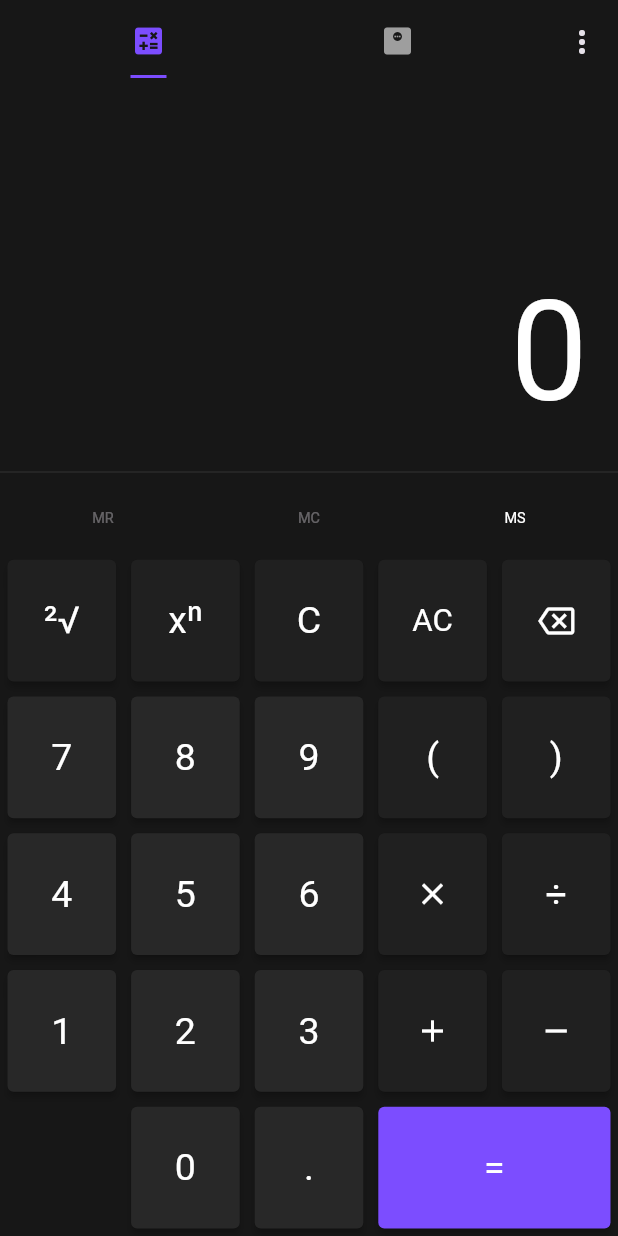
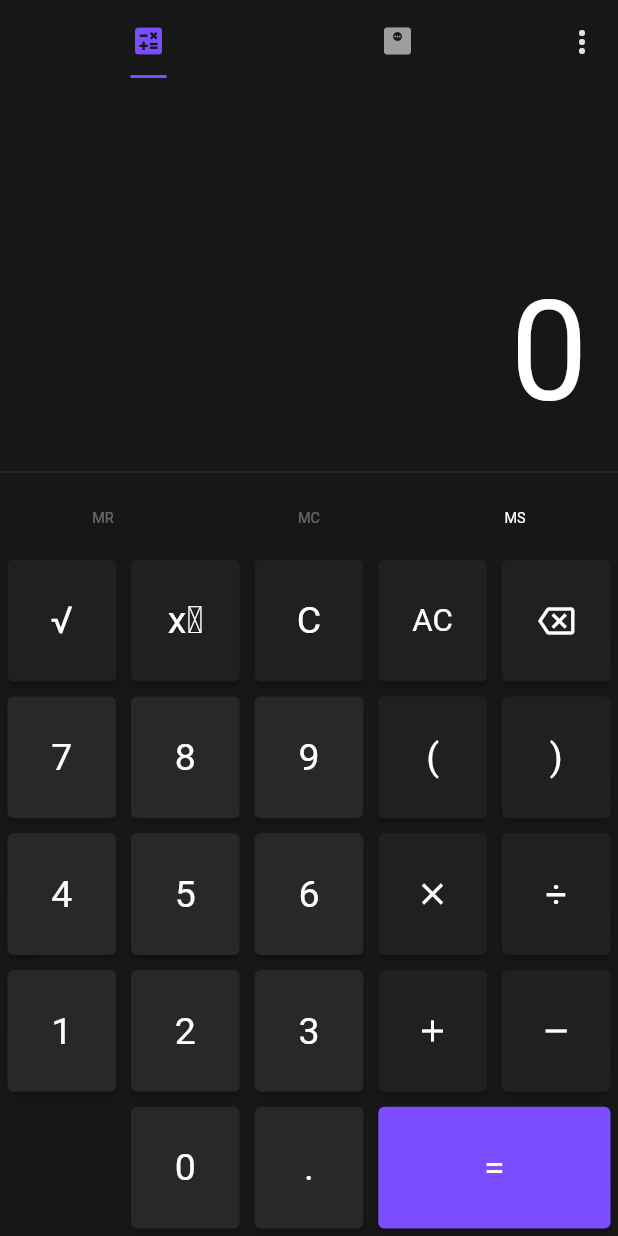
Before and after one commit to lucas-marianno/flutter_calculator_math_parser, a Flutter app: the screen it shows after launch, on a phone screen of 412 x 824 dp. Run offline on Flutter 3.47's test engine with Material 2 defaults, Android fonts, the phone set to English and light mode, and no system bars; our stand-ins replace flutter_markdown.

Commit message:
autoParentheses and kButtonLabel added

```diff
--- a/lib/constants.dart
+++ b/lib/constants.dart
@@ -113,12 +113,40 @@ class ButtonId {
       ms = 'MS',
       mc = 'MC',
       go = 'GO';
-  ButtonId();
 }
 
 // Maps
+const Map<String, Widget> kButtonLabel = {
+  ButtonId.zero: Text('0'),
+  ButtonId.one: Text('1'),
+  ButtonId.two: Text('2'),
+  ButtonId.three: Text('3'),
+  ButtonId.four: Text('4'),
+  ButtonId.five: Text('5'),
+  ButtonId.six: Text('6'),
+  ButtonId.seven: Text('7'),
+  ButtonId.eight: Text('8'),
+  ButtonId.nine: Text('9'),
+  ButtonId.equal: Text('='),
+  ButtonId.add: Icon(Icons.add),
+  ButtonId.subtract: Icon(Icons.remove),
+  ButtonId.multiply: Icon(Icons.close),
+  ButtonId.divide: Text('\u00f7'),
+  ButtonId.openParentheses: Text('('),
+  ButtonId.closeParentheses: Text(')'),
+  ButtonId.dot: Text('.'),
+  ButtonId.squareRoot: Text('\u221a'),
+  ButtonId.c: Text('C'),
+  ButtonId.ac: Text('AC'),
+  ButtonId.delete: Icon(Icons.backspace_outlined),
+  ButtonId.power: Text('x\u02b8'),
+  ButtonId.mr: Text('MR'),
+  ButtonId.ms: Text('MS'),
+  ButtonId.mc: Text('MC'),
+  ButtonId.go: Text('GO'),
+};
+
 const Map<String, String> kToSuperScript = {
-  // superscript
   '0': '\u2070',
   '1': '\u00B9',
   '2': '\u00B2',
@@ -137,7 +165,6 @@ const Map<String, String> kToSuperScript = {
 };
 
 const Map<String, String> kFromSuperScript = {
-  // superscript
   '\u2070': '0',
   '\u00B9': '1',
   '\u00B2': '2',
--- a/lib/widgets/keyboard_default_button.dart
+++ b/lib/widgets/keyboard_default_button.dart
@@ -8,40 +8,10 @@ class ButtonLabel extends StatelessWidget {
 
   @override
   Widget build(BuildContext context) {
-    Widget label = Text(buttonId);
-
-    if ('0123456789.()AC'.contains(buttonId)) {
-      label = Text(buttonId);
-    } else {
-      switch (buttonId) {
-        case ButtonId.add:
-          label = const Icon(Icons.add);
-          break;
-        case ButtonId.subtract:
-          label = const Icon(Icons.remove);
-          break;
-        case ButtonId.multiply:
-          label = const Icon(Icons.close);
-          break;
-        case ButtonId.divide:
-          label = const Text(ButtonId.divide);
-          break;
-        case ButtonId.squareRoot:
-          label = const Text('²${ButtonId.squareRoot}');
-          break;
-        case ButtonId.delete:
-          label = const Icon(Icons.backspace_outlined);
-          break;
-        case ButtonId.power:
-          label = const Text('xⁿ');
-          break;
-      }
-    }
-
     return FittedBox(
         child: Padding(
       padding: const EdgeInsets.all(8),
-      child: label,
+      child: kButtonLabel[buttonId]!,
     ));
   }
 }
@@ -76,10 +46,10 @@ class DefaultButton extends StatelessWidget {
           }
           return TextButton(
             // Deactivates the memory buttons in case the memory is empty
-            onPressed: Memory.getMemoryValue() == 0 &&
-                    (buttonId == ButtonId.mr || buttonId == ButtonId.mc)
-                ? null
-                : () => buttonFunction(buttonId),
+            onPressed:
+                Memory.getMemoryValue() == 0 && (buttonId == ButtonId.mr || buttonId == ButtonId.mc)
+                    ? null
+                    : () => buttonFunction(buttonId),
             child: ButtonLabel(buttonId),
           );
         }(),
```
Also changed, not shown: lib/brain/math_expression_parser.dart (+41 -10 lines), lib/pages/bmi_page.dart (+5 -7 lines), 2 other files.
